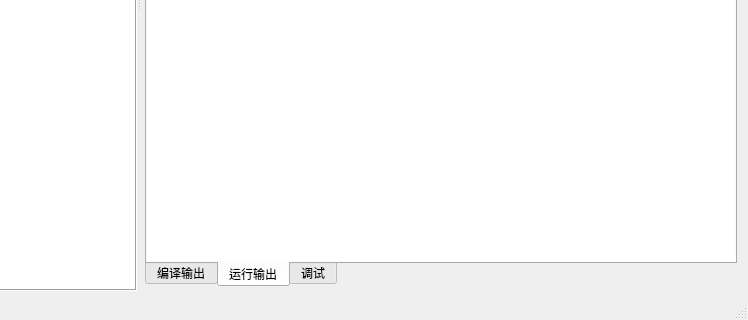
Before: the Qt Designer form src/tools/nide/ui/MainWindow.ui in dliting/nlang, drawn with Qt 5; both pictures show x 126 to 874 and y 353 to 673 of the 874 by 673 pixel window.
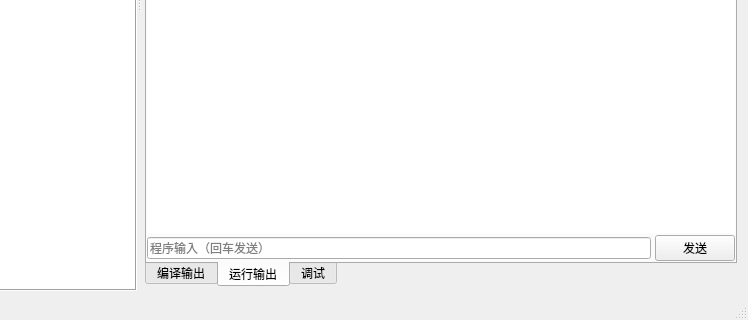
After: the same form once the commit is applied. The open tabs and pages were chosen to show the change. Icons and pictures are not drawn. Custom widgets are drawn as their Qt base class.

Commit message: feat(nide): program stdin input row for run and debug sessions

What changed in the file:
```diff
--- a/src/tools/nide/ui/MainWindow.ui
+++ b/src/tools/nide/ui/MainWindow.ui
@@ -208,6 +208,42 @@
                </property>
               </widget>
              </item>
+             <item>
+              <layout class="QHBoxLayout" name="layoutStdin">
+               <property name="spacing">
+                <number>4</number>
+               </property>
+               <property name="leftMargin">
+                <number>0</number>
+               </property>
+               <property name="topMargin">
+                <number>2</number>
+               </property>
+               <property name="rightMargin">
+                <number>0</number>
+               </property>
+               <property name="bottomMargin">
+                <number>0</number>
+               </property>
+               <item>
+                <widget class="QLineEdit" name="editStdin">
+                 <property name="toolTip">
+                  <string>程序输入：运行或调试时，在此输入一行并回车发送给程序</string>
+                 </property>
+                 <property name="placeholderText">
+                  <string>程序输入（回车发送）</string>
+                 </property>
+                </widget>
+               </item>
+               <item>
+                <widget class="QPushButton" name="btnStdinSend">
+                 <property name="text">
+                  <string>发送</string>
+                 </property>
+                </widget>
+               </item>
+              </layout>
+             </item>
             </layout>
            </widget>
            <widget class="QWidget" name="tabDebug">
```
The commit also changes 17 other files.
